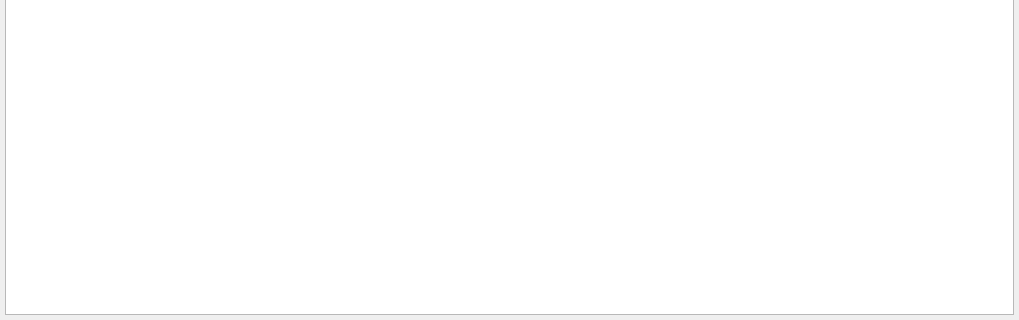
Qt form src/mainwindow.ui (PreafericitulMarcus/MNote) before a commit; both pictures show x 0 to 1019 and y 357 to 677 of the 1019 by 677 pixel window.
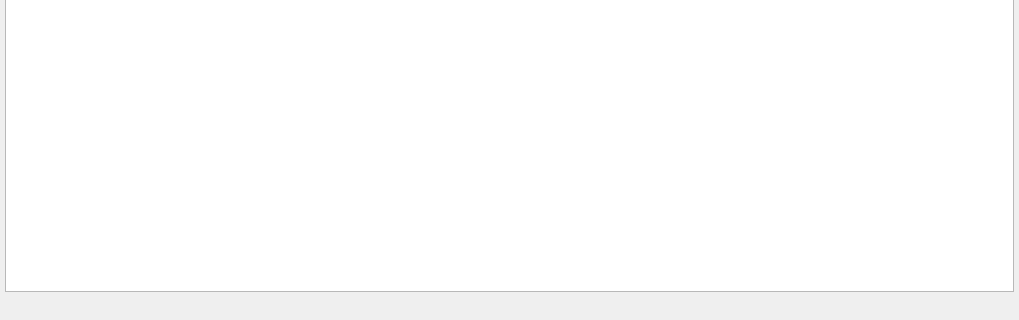
The same form after that commit.

Commit message: added status label and word count

Diff of the .ui file:
```diff
--- a/src/mainwindow.ui
+++ b/src/mainwindow.ui
@@ -66,12 +66,36 @@
           <verstretch>0</verstretch>
          </sizepolicy>
         </property>
+        <property name="font">
+         <font>
+          <family>YaHei Consolas Hybrid</family>
+          <pointsize>15</pointsize>
+         </font>
+        </property>
        </widget>
       </item>
      </layout>
     </item>
    </layout>
   </widget>
+  <widget class="QStatusBar" name="statusBar">
+   <property name="sizePolicy">
+    <sizepolicy hsizetype="Expanding" vsizetype="Fixed">
+     <horstretch>0</horstretch>
+     <verstretch>0</verstretch>
+    </sizepolicy>
+   </property>
+   <property name="font">
+    <font>
+     <family>YaHei Consolas Hybrid</family>
+     <pointsize>10</pointsize>
+     <italic>true</italic>
+    </font>
+   </property>
+   <property name="sizeGripEnabled">
+    <bool>false</bool>
+   </property>
+  </widget>
  </widget>
  <resources/>
  <connections/>
```
The commit also changes 3 other files.
